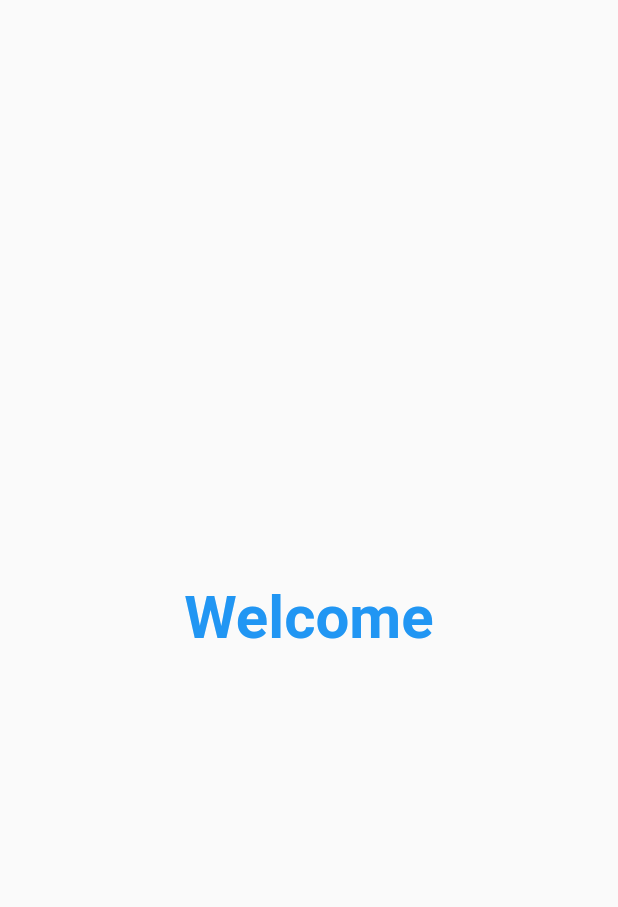
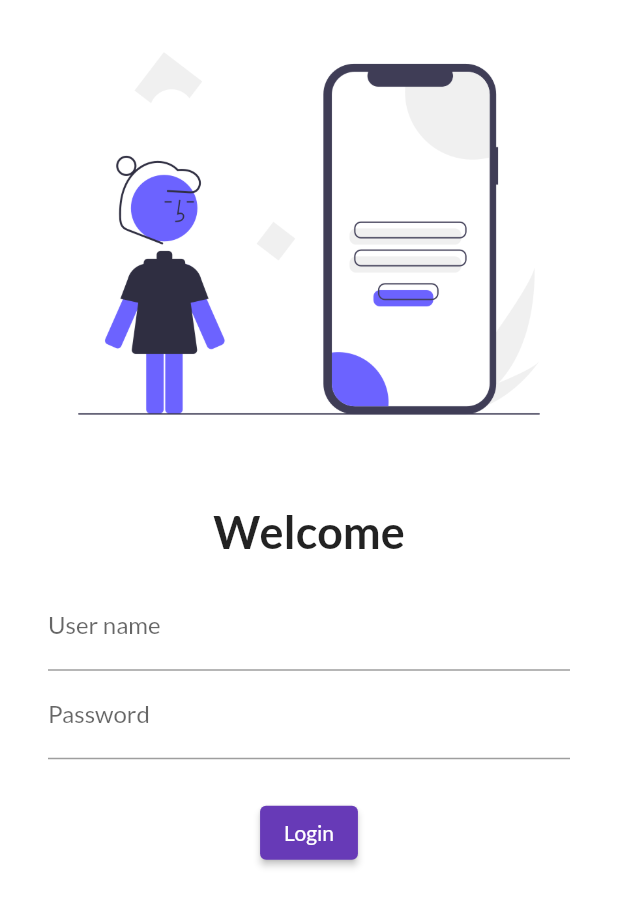
Before and after one commit to abdul11010/practice_1, a Flutter app: the screen it shows after launch, on a phone screen of 412 x 824 dp. Shown: the top 907 px of the screen. Run offline on Flutter 3.47's test engine with Material 2 defaults, Android fonts, the phone set to English and light mode, and no system bars; our stand-ins replace google_fonts.

Commit message:
Day3 complited

```diff
--- a/lib/main.dart
+++ b/lib/main.dart
@@ -1,19 +1,23 @@
 import 'package:flutter/material.dart';
 import 'package:practice_1/pages/home_page.dart';
 import 'package:practice_1/pages/login_page.dart';
+import 'package:google_fonts/google_fonts.dart';
 
-void main(){
+void main() {
   runApp(MyApp());
 }
 
 class MyApp extends StatelessWidget {
-  const MyApp({ Key key }) : super(key: key);
+  const MyApp({Key key}) : super(key: key);
 
   @override
   Widget build(BuildContext context) {
     return MaterialApp(
       themeMode: ThemeMode.light,
-      theme: ThemeData(primarySwatch: Colors.deepPurple,),
+      theme: ThemeData(
+        primarySwatch: Colors.deepPurple,
+        fontFamily: GoogleFonts.lato().fontFamily,
+      ),
       darkTheme: ThemeData(
         brightness: Brightness.light,
       ),
--- a/lib/pages/login_page.dart
+++ b/lib/pages/login_page.dart
@@ -1,17 +1,56 @@
 import 'package:flutter/material.dart';
 
 class LogInPage extends StatelessWidget {
-  const LogInPage({ Key key }) : super(key: key);
+  const LogInPage({Key key}) : super(key: key);
 
   @override
   Widget build(BuildContext context) {
     return Material(
-      child: Center(
-        child: Text('Welcome', style: TextStyle(
-          fontSize: 40,
-          color: Colors.blue,
-          fontWeight: FontWeight.bold,
-        ),),
+      color: Colors.white,
+      child: Column(
+        children: [
+          Image.asset(
+            "assets/images/login_image.png",
+            fit: BoxFit.cover,
+          ),
+          SizedBox(
+            height: 25,
+          ),
+          Text(
+            "Welcome",
+            style: TextStyle(fontSize: 30, fontWeight: FontWeight.bold),
+          ),
+          Padding(
+            padding: const EdgeInsets.symmetric(vertical: 16.0,horizontal: 32.0),
+            child: Column(
+              children: [
+                TextFormField(
+              decoration: InputDecoration(
+                hintText: " Enter User Name",
+                labelText: "User name",
+              ),
+            ),
+            TextFormField(
+              obscureText: true,
+              decoration: InputDecoration(
+                hintText: " Enter Password",
+                labelText: "Password",
+              ),
+            ),
+            SizedBox(
+            height: 25,
+          ),
+          ElevatedButton(onPressed: () {
+            print("Practise more");
+          },
+          child: Text("Login"),
+          style: TextButton.styleFrom(),
+          ),
+            ],
+            ),
+          ),
+
+        ],
       ),
     );
   }
```
Also changed, not shown: pubspec.yaml (+4 -5 lines), assets/images/login_image.png (added), pubspec.lock.
